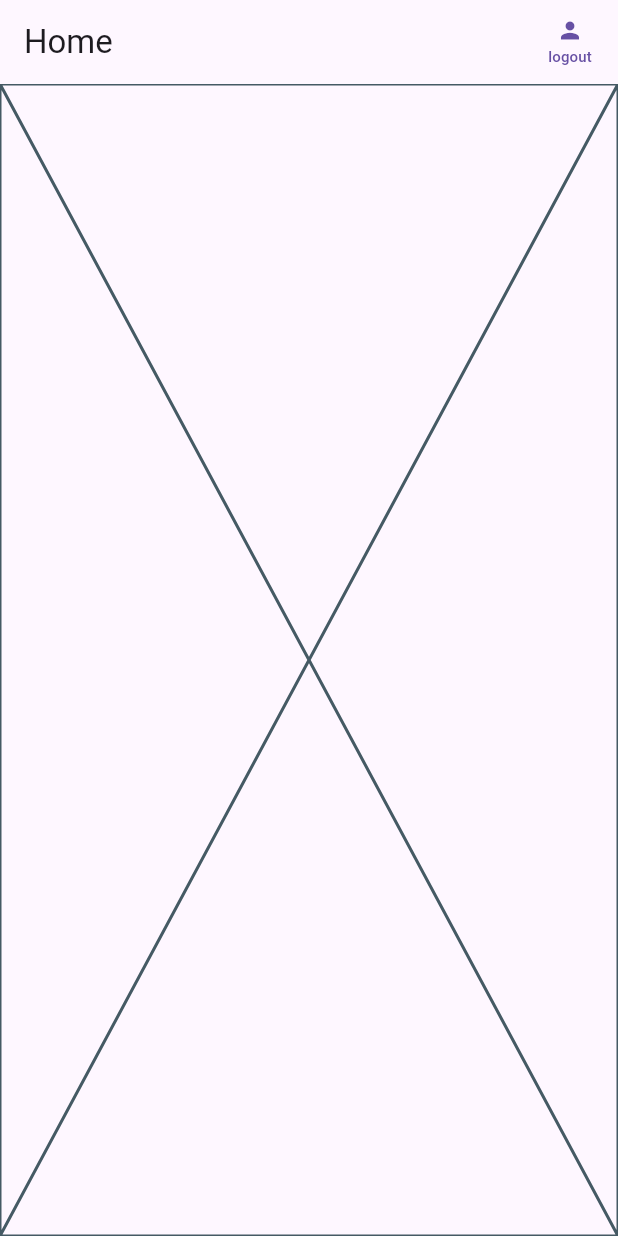
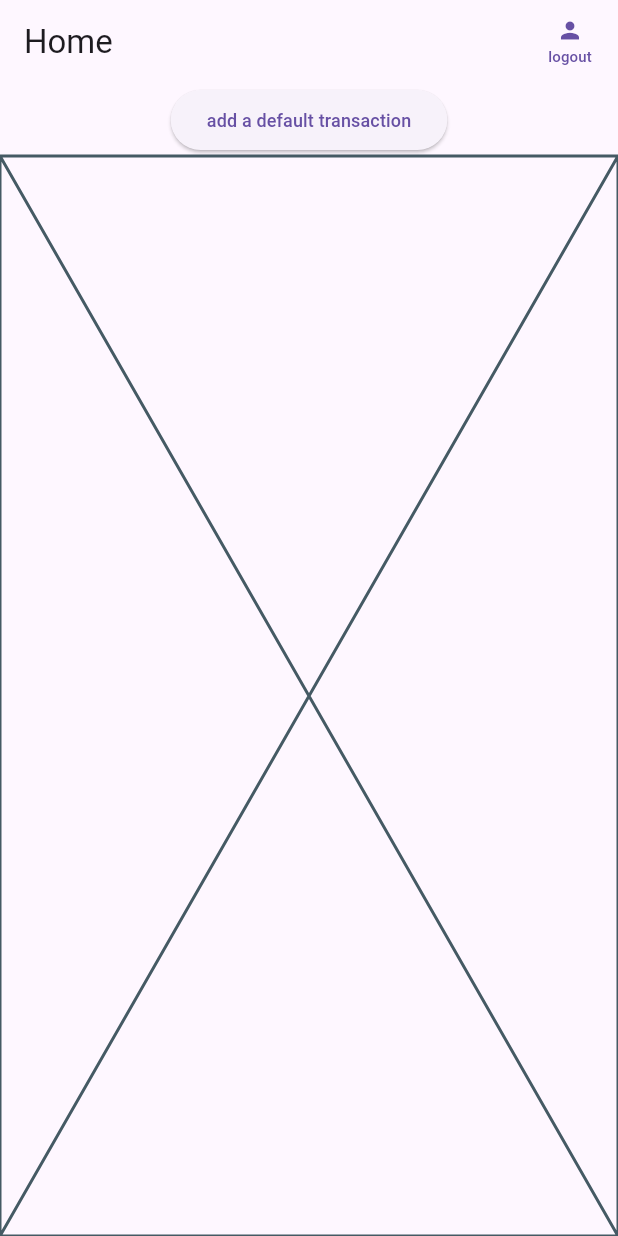
Before and after one commit to jianhui-ben/aiko_ben_expense_app, a Flutter app: the screen it shows once a user with an empty profile is signed in, on a phone screen of 412 x 824 dp. Run offline on Flutter 3.47's test engine with Material 2 defaults, Android fonts, the phone set to English and light mode, and no system bars; our stand-ins replace cloud_firestore, firebase_auth, firebase_core, flutter_spinkit, google_fonts; missing offline and left inert: dart:ffi; accounts and stored records are empty.

Commit message:
add default transaction testing

```diff
--- a/lib/models/category.dart
+++ b/lib/models/category.dart
@@ -11,6 +11,4 @@ class Category {
 
   Category(this.categoryId, this.categoryName, this.categoryIcon);
 
-
-
 }
--- a/lib/screens/home/home.dart
+++ b/lib/screens/home/home.dart
@@ -1,10 +1,13 @@
 
+import 'package:aiko_ben_expense_app/models/user.dart';
+import 'package:aiko_ben_expense_app/screens/home/transactions_list.dart';
 import 'package:aiko_ben_expense_app/services/auth_service.dart';
+import 'package:aiko_ben_expense_app/services/database.dart';
 import 'package:flutter/material.dart';
+import 'package:provider/provider.dart';
 
 class Home extends StatefulWidget {
   const Home({super.key});
-
 
   @override
   State<Home> createState() => _HomeState();
@@ -16,6 +19,14 @@ class _HomeState extends State<Home> {
 
   @override
   Widget build(BuildContext context) {
+
+    String _defaultCategoryId = "123";
+    double _defaultTransactionAmoung = 100.0;
+    String _defaultTransactionComment = "comment";
+
+    final user = Provider.of<User?>(context);
+
+
     return Scaffold(
       appBar: AppBar(
         elevation: 0.0,
@@ -42,7 +53,19 @@ class _HomeState extends State<Home> {
           ),
         ],
       ),
-      body: Placeholder(),
+      body: Column(
+        children: [
+          ElevatedButton(
+            child: const Text('add a default transaction'),
+            onPressed: () async {
+              await DatabaseService(uid: user?.uid).addNewTransaction(
+                  _defaultCategoryId, _defaultTransactionAmoung,
+                  _defaultTransactionComment);
+            },
+          ),
+          TransactionsList()
+        ],
+      )
     );
   }
 }
--- /dev/null
+++ b/lib/screens/home/transactions_list.dart
@@ -0,0 +1,16 @@
+
+import 'package:flutter/material.dart';
+
+class TransactionsList extends StatefulWidget {
+  const TransactionsList({super.key});
+
+  @override
+  State<TransactionsList> createState() => _TransactionsListState();
+}
+
+class _TransactionsListState extends State<TransactionsList> {
+  @override
+  Widget build(BuildContext context) {
+    return Expanded(child: const Placeholder());
+  }
+}
--- a/lib/services/database.dart
+++ b/lib/services/database.dart
@@ -19,8 +19,8 @@ class DatabaseService {
       "transactionComment": transactionComment,
     };
     return await transactionsCollection
-        .doc(uid)
-        .set(newTransaction)
-        .onError((e, _) => print("Error writing document: $e"));
+        .doc(uid).collection('userTransactions')
+        .add(newTransaction)
+        .catchError((e) => print("Error adding document: $e"));
   }
 }
```
